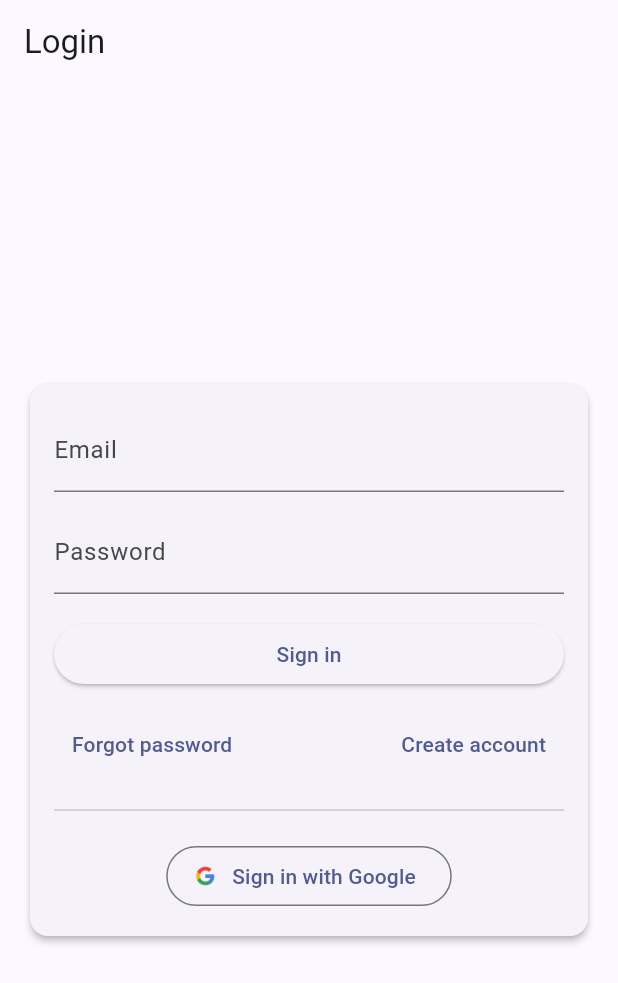
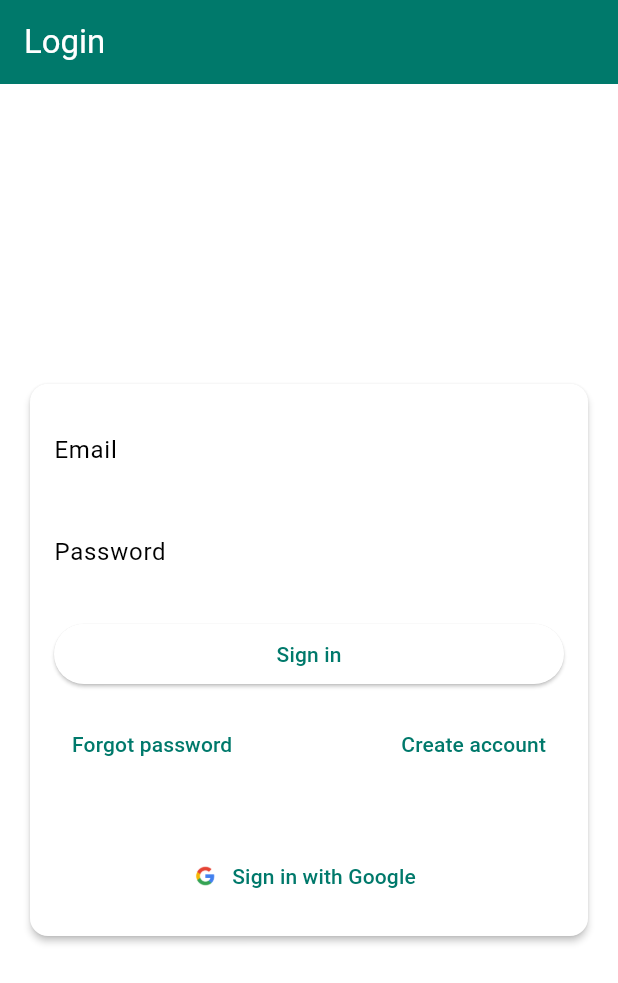
Before and after one commit to Mangzy/budaya_indonesia, a Flutter app: the screen it shows after launch, on a phone screen of 412 x 824 dp. Shown: the top 983 px of the screen. Run offline on Flutter 3.47's test engine with Material 3 defaults, Android fonts, the phone set to English and light mode, and no system bars; our stand-ins replace firebase_auth, firebase_core, google_fonts, google_sign_in; accounts and stored records are empty.

Commit message:
add  tema

```diff
--- a/lib/main.dart
+++ b/lib/main.dart
@@ -1,3 +1,4 @@
+import 'package:budaya_indonesia/common/theme/app_theme.dart';
 import 'package:budaya_indonesia/features/navbar/pages/bottom_navbar.dart';
 import 'package:budaya_indonesia/features/navbar/providers/navbar_provider.dart';
 import 'package:budaya_indonesia/features/home/pages/home_page.dart';
@@ -40,10 +41,9 @@ class _MainAppState extends State<MainApp> {
             create: (_) => LoginProvider(auth: context.read<AuthProvider>()),
             child: MaterialApp(
               debugShowCheckedModeBanner: false,
-              theme: ThemeData(
-                useMaterial3: true,
-                colorSchemeSeed: Colors.indigo,
-              ),
+              theme: AppTheme.light,
+              darkTheme: AppTheme.dark,
+              themeMode: ThemeMode.light,
               home: Consumer<AuthProvider>(
                 builder: (context, auth, _) {
                   if (auth.user == null) return const LoginPages();
```
